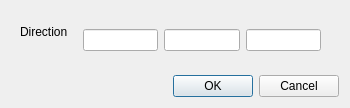
First picture: the form in baramFlow/view/setup/dynamic_mesh/rigid_body_dynamics/prismatic_joint_dialog.ui, repository xupeiwust/baram, before the edit.
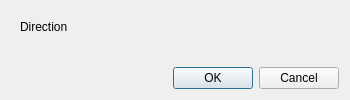
Second picture: the form after the edit. Custom widgets are drawn as their Qt base class.

Commit message: Vector is used for vector inputs

```diff
--- a/baramFlow/view/setup/dynamic_mesh/rigid_body_dynamics/prismatic_joint_dialog.ui
+++ b/baramFlow/view/setup/dynamic_mesh/rigid_body_dynamics/prismatic_joint_dialog.ui
@@ -25,19 +25,7 @@
        </widget>
       </item>
       <item row="0" column="1">
-       <widget class="QWidget" name="directionWidget" native="true">
-        <layout class="QHBoxLayout" name="directionLayout">
-         <item>
-          <widget class="QLineEdit" name="directionX"/>
-         </item>
-         <item>
-          <widget class="QLineEdit" name="directionY"/>
-         </item>
-         <item>
-          <widget class="QLineEdit" name="directionZ"/>
-         </item>
-        </layout>
-       </widget>
+       <widget class="VectorWidget" name="direction"/>
       </item>
      </layout>
     </widget>
@@ -51,6 +39,13 @@
    </item>
   </layout>
  </widget>
+ <customwidgets>
+  <customwidget>
+   <class>VectorWidget</class>
+   <extends>QWidget</extends>
+   <header>baramFlow.view.widgets.vector_widget</header>
+  </customwidget>
+ </customwidgets>
  <resources/>
  <connections/>
 </ui>
```
The commit also changes 26 other files.
